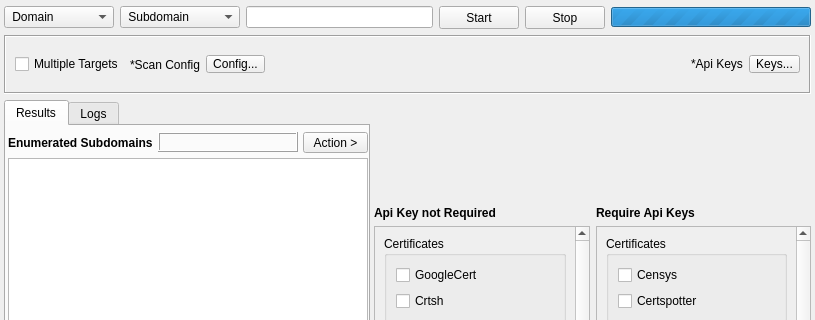
3nock/OTE, file sub3suite/src/engines/osint/Osint.ui: the form before one commit; both pictures show x 0 to 815 and y 0 to 320 of the 815 by 562 pixel window.
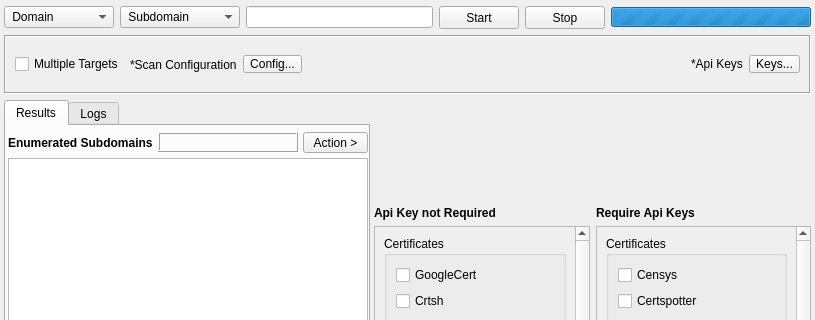
The form after the commit. Custom widgets are drawn as their Qt base class.

The edit to the form file:
```diff
--- a/sub3suite/src/engines/osint/Osint.ui
+++ b/sub3suite/src/engines/osint/Osint.ui
@@ -241,7 +241,7 @@
     </layout>
    </item>
    <item>
-    <widget class="QFrame" name="">
+    <widget class="QFrame" name="frame">
      <property name="frameShape">
       <enum>QFrame::Box</enum>
      </property>
@@ -271,7 +271,7 @@
       <item>
        <widget class="QLabel" name="label">
         <property name="text">
-         <string>*Scan Config</string>
+         <string>*Scan Configuration</string>
         </property>
        </widget>
       </item>
```
Left out of the diff: 6 changed lines with no effect on the pictures.
